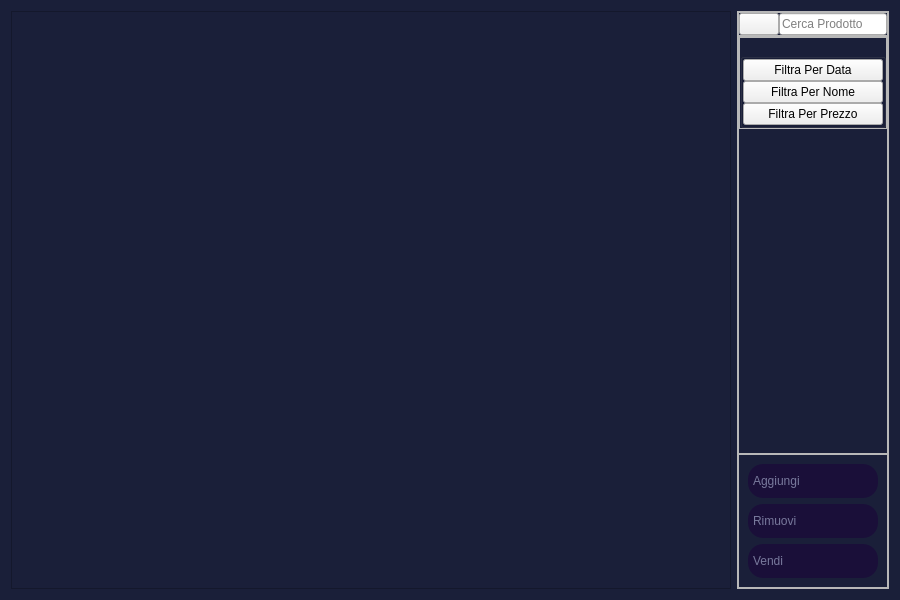
Before: the Qt Designer form NegozioDelUsatoPython/MVC/View/AdminButtonsViews/prodottiView.ui in LeonUrsu/NegozioDellUsato-ExamIS, drawn with Qt 5.
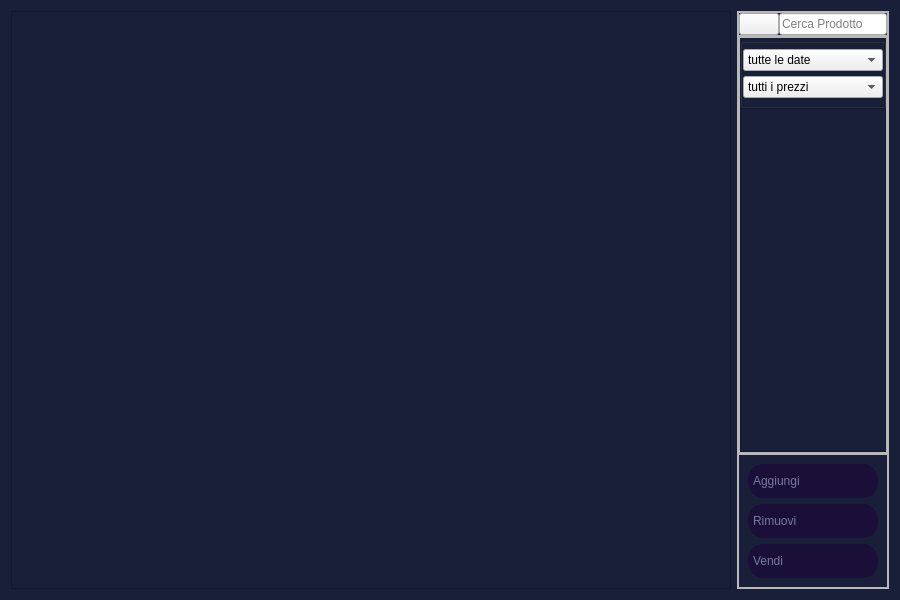
After: the same form once the commit is applied. Icons and pictures are not drawn.

Commit message: lavoro su metodo per filtraggio prodotti

```diff
--- a/NegozioDelUsatoPython/MVC/View/AdminButtonsViews/prodottiView.ui
+++ b/NegozioDelUsatoPython/MVC/View/AdminButtonsViews/prodottiView.ui
@@ -42,6 +42,12 @@
        <height>0</height>
       </size>
      </property>
+     <property name="maximumSize">
+      <size>
+       <width>200</width>
+       <height>16777215</height>
+      </size>
+     </property>
      <property name="frameShape">
       <enum>QFrame::StyledPanel</enum>
      </property>
@@ -177,7 +183,7 @@
          <property name="bottomMargin">
           <number>0</number>
          </property>
-         <item alignment="Qt::AlignTop">
+         <item>
           <widget class="QFrame" name="frame_7">
            <property name="frameShape">
             <enum>QFrame::StyledPanel</enum>
@@ -185,7 +191,7 @@
            <property name="frameShadow">
             <enum>QFrame::Raised</enum>
            </property>
-           <layout class="QHBoxLayout" name="horizontalLayout_10">
+           <layout class="QVBoxLayout" name="verticalLayout_2">
             <property name="spacing">
              <number>0</number>
             </property>
@@ -193,7 +199,7 @@
              <number>0</number>
             </property>
             <property name="topMargin">
-             <number>15</number>
+             <number>0</number>
             </property>
             <property name="rightMargin">
              <number>0</number>
@@ -201,8 +207,20 @@
             <property name="bottomMargin">
              <number>0</number>
             </property>
-            <item alignment="Qt::AlignTop">
+            <item>
              <widget class="QGroupBox" name="groupBox">
+              <property name="minimumSize">
+               <size>
+                <width>0</width>
+                <height>0</height>
+               </size>
+              </property>
+              <property name="maximumSize">
+               <size>
+                <width>200</width>
+                <height>70</height>
+               </size>
+              </property>
               <property name="title">
                <string/>
               </property>
@@ -223,50 +241,80 @@
                 <number>0</number>
                </property>
                <item>
-                <widget class="QPushButton" name="pushButton_4">
+                <widget class="QComboBox" name="filtraPerData">
                  <property name="cursor">
                   <cursorShape>PointingHandCursor</cursorShape>
                  </property>
-                 <property name="text">
-                  <string>Filtra Per Data</string>
-                 </property>
-                 <property name="icon">
-                  <iconset resource="../resources.qrc">
-                   <normaloff>:/purpleIcons/assets/#78799c(purple) icons/filter.svg</normaloff>:/purpleIcons/assets/#78799c(purple) icons/filter.svg</iconset>
-                 </property>
+                 <item>
+                  <property name="text">
+                   <string>tutte le date</string>
+                  </property>
+                 </item>
+                 <item>
+                  <property name="text">
+                   <string>ultima settimana</string>
+                  </property>
+                 </item>
+                 <item>
+                  <property name="text">
+                   <string>ultimo mese</string>
+                  </property>
+                 </item>
+                 <item>
+                  <property name="text">
+                   <string>ultimi tre mesi</string>
+                  </property>
+                 </item>
                 </widget>
                </item>
                <item>
-                <widget class="QPushButton" name="pushButton_5">
+                <widget class="QComboBox" name="filtraPerPrezzo">
                  <property name="cursor">
                   <cursorShape>PointingHandCursor</cursorShape>
                  </property>
-                 <property name="text">
-                  <string>Filtra Per Nome</string>
+                 <property name="currentText">
+                  <string>tutti i prezzi</string>
                  </property>
-                 <property name="icon">
-                  <iconset resource="../resources.qrc">
-                   <normaloff>:/purpleIcons/assets/#78799c(purple) icons/filter.svg</normaloff>:/purpleIcons/assets/#78799c(purple) icons/filter.svg</iconset>
-                 </property>
-                </widget>
-               </item>
-               <item alignment="Qt::AlignTop">
-                <widget class="QPushButton" name="pushButton_2">
-                 <property name="cursor">
-                  <cursorShape>PointingHandCursor</cursorShape>
-                 </property>
-                 <property name="text">
-                  <string>Filtra Per Prezzo</string>
-                 </property>
-                 <property name="icon">
-                  <iconset resource="../resources.qrc">
-                   <normaloff>:/purpleIcons/assets/#78799c(purple) icons/filter.svg</normaloff>:/purpleIcons/assets/#78799c(purple) icons/filter.svg</iconset>
-                 </property>
+                 <item>
+                  <property name="text">
+                   <string>tutti i prezzi</string>
+                  </property>
+                 </item>
+                 <item>
+                  <property name="text">
+                   <string>100 euro</string>
+                  </property>
+                 </item>
+                 <item>
+                  <property name="text">
+                   <string>50 euro</string>
+                  </property>
+                 </item>
+                 <item>
+                  <property name="text">
+                   <string>20 euro</string>
+                  </property>
+                 </item>
                 </widget>
                </item>
               </layout>
              </widget>
             </item>
+            <item>
+             <widget class="QFrame" name="frame_2">
+              <property name="styleSheet">
+               <string notr="true">#frame_2{
+	background-color:#1a1f39;
+}</string>
+              </property>
+              <property name="frameShape">
+               <enum>QFrame::StyledPanel</enum>
+              </property>
+              <property name="frameShadow">
+               <enum>QFrame::Raised</enum>
+              </property>
+             </widget>
+            </item>
            </layout>
           </widget>
          </item>
```
Left out of the diff: 3 changed lines with no effect on the pictures. The commit also changes 2 other files.
